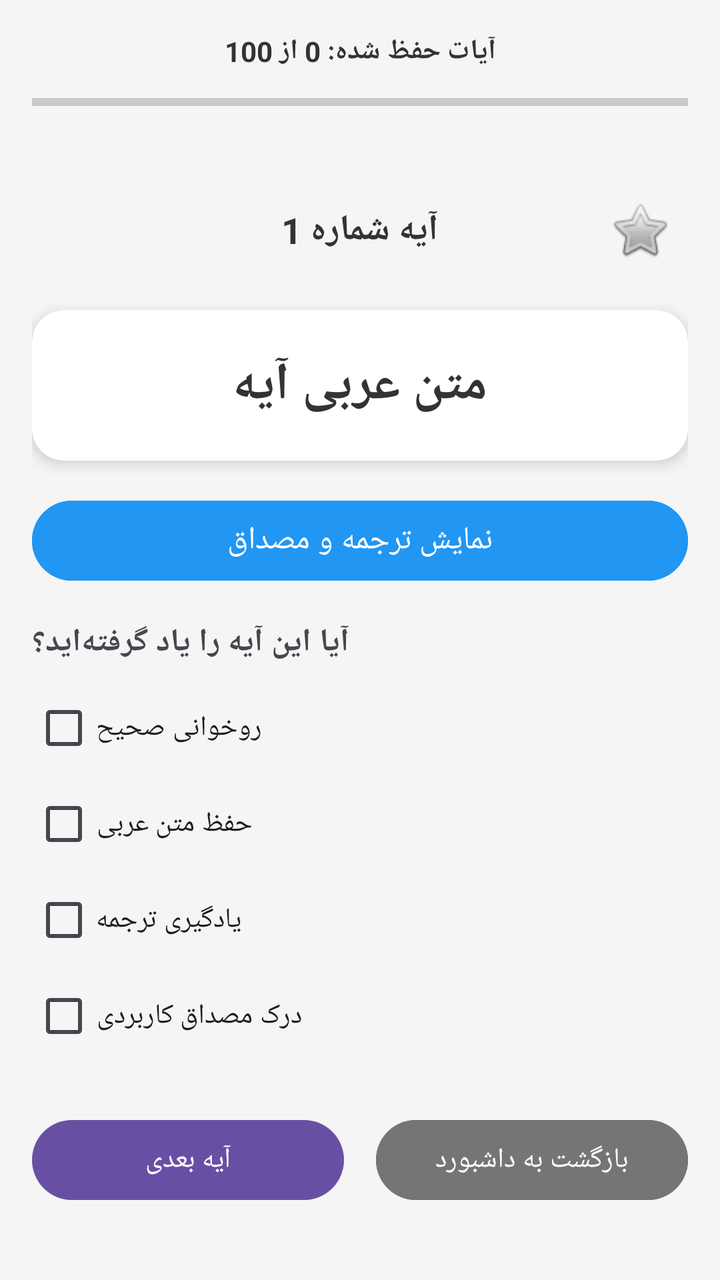
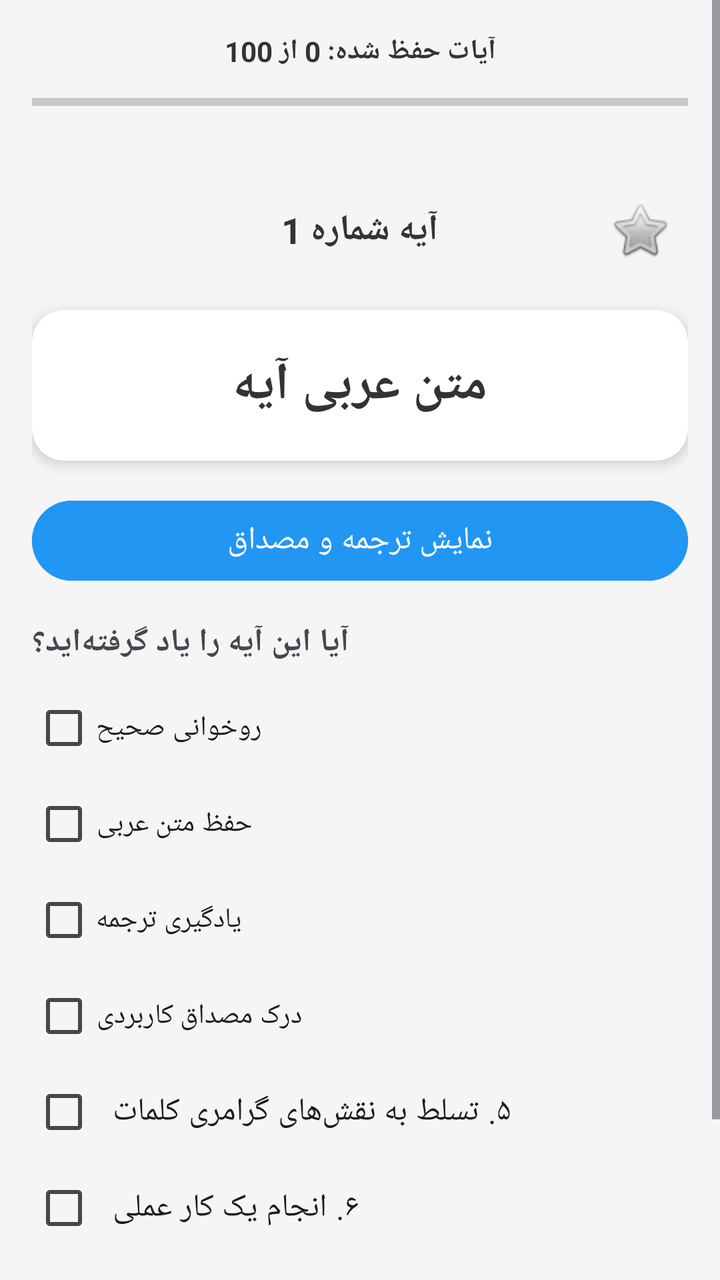

Compare the two renders of this Android layout. The source of the first and the diff that turns it into the second are given below.
<!-- AndroidManifest.xml: application theme Theme.Material3.DayNight.NoActionBar -->
<!-- res/layout/activity_main.xml -->
<?xml version="1.0" encoding="utf-8"?>
<ScrollView xmlns:android="http://schemas.android.com/apk/res/android"
    xmlns:app="http://schemas.android.com/apk/res-auto"
    xmlns:tools="http://schemas.android.com/tools"
    android:layout_width="match_parent"
    android:layout_height="match_parent"
    android:background="#F5F5F5"
    tools:context=".MainActivity">

    <LinearLayout
        android:layout_width="match_parent"
        android:layout_height="wrap_content"
        android:orientation="vertical"
        android:padding="16dp">

        
        <LinearLayout
            android:layout_width="match_parent"
            android:layout_height="wrap_content"
            android:orientation="vertical"
            android:layout_marginBottom="16dp">

            <TextView
                android:id="@+id/progressStatsText"
                android:layout_width="match_parent"
                android:layout_height="wrap_content"
                android:text="آیات حفظ شده: 0 از 100"
                android:gravity="center"
                android:textColor="#333333"
                android:textSize="14sp"
                android:textStyle="bold"
                android:layout_marginBottom="8dp"/>

            <ProgressBar
                android:id="@+id/progressBar"
                style="?android:attr/progressBarStyleHorizontal"
                android:layout_width="match_parent"
                android:layout_height="wrap_content"
                android:max="100"
                android:progress="0"
                android:progressTint="#4CAF50"
                android:layout_marginBottom="16dp"/>
        </LinearLayout>

        
        <RelativeLayout
            android:layout_width="match_parent"
            android:layout_height="wrap_content"
            android:layout_marginBottom="16dp">

            <TextView
                android:id="@+id/verseNumber"
                android:layout_width="wrap_content"
                android:layout_height="wrap_content"
                android:layout_centerInParent="true"
                android:text="آیه شماره 1"
                android:textColor="#333333"
                android:textSize="18sp"
                android:textStyle="bold" />

            <ImageButton
                android:id="@+id/favoriteButton"
                android:layout_width="48dp"
                android:layout_height="48dp"
                android:layout_alignParentEnd="true"
                android:background="?attr/selectableItemBackgroundBorderless"
                android:contentDescription="علاقه‌مندی‌ها"
                android:src="@android:drawable/btn_star_big_off" />
        </RelativeLayout>

        
        <androidx.cardview.widget.CardView
            android:layout_width="match_parent"
            android:layout_height="wrap_content"
            android:layout_marginBottom="16dp"
            app:cardCornerRadius="16dp"
            app:cardElevation="4dp">

            <TextView
                android:id="@+id/arabicText"
                android:layout_width="match_parent"
                android:layout_height="wrap_content"
                android:gravity="center"
                android:padding="20dp"
                android:text="متن عربی آیه"
                android:textColor="#333333"
                android:textSize="26sp"
                android:textStyle="bold" />
        </androidx.cardview.widget.CardView>

        
        
        <androidx.recyclerview.widget.RecyclerView
            android:id="@+id/wordsRecyclerView"
            android:layout_width="match_parent"
            android:layout_height="wrap_content"
            android:layout_marginBottom="16dp"
            android:nestedScrollingEnabled="false"
            android:layoutDirection="rtl"
            android:visibility="gone" />
        

        
        <Button
            android:id="@+id/btnShowTranslation"
            android:layout_width="match_parent"
            android:layout_height="wrap_content"
            android:text="نمایش ترجمه و مصداق"
            android:textSize="16sp"
            android:backgroundTint="#2196F3"
            android:textColor="#FFFFFF"
            android:layout_marginBottom="16dp" />

        
        <androidx.cardview.widget.CardView
            android:id="@+id/cardTranslation"
            android:layout_width="match_parent"
            android:layout_height="wrap_content"
            android:layout_marginBottom="16dp"
            android:visibility="gone"
            app:cardCornerRadius="12dp"
            app:cardElevation="2dp">

            <TextView
                android:id="@+id/translation"
                android:layout_width="match_parent"
                android:layout_height="wrap_content"
                android:padding="16dp"
                android:text="ترجمه فارسی"
                android:textColor="#666666"
                android:textSize="18sp"
                android:lineSpacingExtra="4dp"/>
        </androidx.cardview.widget.CardView>

        
        <androidx.cardview.widget.CardView
            android:id="@+id/cardExample"
            android:layout_width="match_parent"
            android:layout_height="wrap_content"
            android:layout_marginBottom="24dp"
            android:visibility="gone"
            app:cardCornerRadius="12dp"
            app:cardElevation="2dp">

            <TextView
                android:id="@+id/exampleText"
                android:layout_width="match_parent"
                android:layout_height="wrap_content"
                android:padding="16dp"
                android:text="مصداق کاربردی"
                android:textColor="#00796B"
                android:textSize="16sp"
                android:textStyle="italic"
                android:lineSpacingExtra="4dp"/>
        </androidx.cardview.widget.CardView>

        
        <TextView
            android:layout_width="wrap_content"
            android:layout_height="wrap_content"
            android:text="آیا این آیه را یاد گرفته‌اید؟"
            android:textSize="16sp"
            android:textStyle="bold"
            android:layout_marginBottom="8dp"/>

        
        <LinearLayout
            android:layout_width="match_parent"
            android:layout_height="wrap_content"
            android:orientation="vertical"
            android:layout_marginBottom="24dp">

            <CheckBox android:id="@+id/checkBox1" android:layout_width="wrap_content" android:layout_height="wrap_content" android:text="روخوانی صحیح" />
            <CheckBox android:id="@+id/checkBox2" android:layout_width="wrap_content" android:layout_height="wrap_content" android:text="حفظ متن عربی" />
            <CheckBox android:id="@+id/checkBox3" android:layout_width="wrap_content" android:layout_height="wrap_content" android:text="یادگیری ترجمه" />
            <CheckBox android:id="@+id/checkBox4" android:layout_width="wrap_content" android:layout_height="wrap_content" android:text="درک مصداق کاربردی" />
        </LinearLayout>

        
        <LinearLayout
            android:layout_width="match_parent"
            android:layout_height="wrap_content"
            android:orientation="horizontal"
            android:gravity="center"
            android:layout_marginBottom="16dp">

            <Button
                android:id="@+id/nextButton"
                android:layout_width="0dp"
                android:layout_height="wrap_content"
                android:layout_weight="1"
                android:text="آیه بعدی"
                android:layout_marginEnd="8dp"/>

            <Button
                android:id="@+id/btnBackToDashboard"
                android:layout_width="0dp"
                android:layout_height="wrap_content"
                android:layout_weight="1"
                android:text="بازگشت به داشبورد"
                android:backgroundTint="#757575"
                android:layout_marginStart="8dp"/>
        </LinearLayout>

    </LinearLayout>
</ScrollView>
<!-- resources referenced by this layout -->
<resources>

</resources>

<!-- the commit's change to res/layout/activity_main.xml (unified diff, before → after) -->
@@ -174,6 +174,21 @@
             <CheckBox android:id="@+id/checkBox2" android:layout_width="wrap_content" android:layout_height="wrap_content" android:text="حفظ متن عربی" />
             <CheckBox android:id="@+id/checkBox3" android:layout_width="wrap_content" android:layout_height="wrap_content" android:text="یادگیری ترجمه" />
             <CheckBox android:id="@+id/checkBox4" android:layout_width="wrap_content" android:layout_height="wrap_content" android:text="درک مصداق کاربردی" />
+            <CheckBox
+    android:id="@+id/checkBox5"
+    android:layout_width="wrap_content"
+    android:layout_height="wrap_content"
+    android:text="۵. تسلط به نقش‌های گرامری کلمات"
+    android:textSize="16sp"
+    android:padding="8dp"/>
+
+<CheckBox
+    android:id="@+id/checkBox6"
+    android:layout_width="wrap_content"
+    android:layout_height="wrap_content"
+    android:text="۶. انجام یک کار عملی"
+    android:textSize="16sp"
+    android:padding="8dp"/>
         </LinearLayout>
 
         
